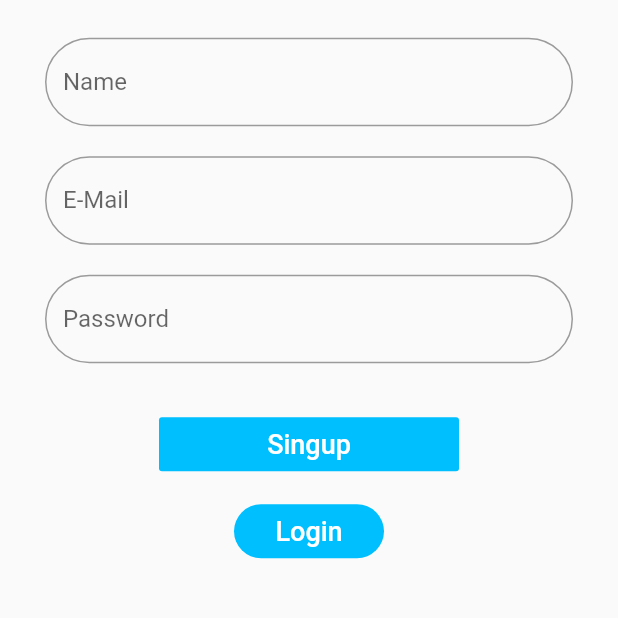
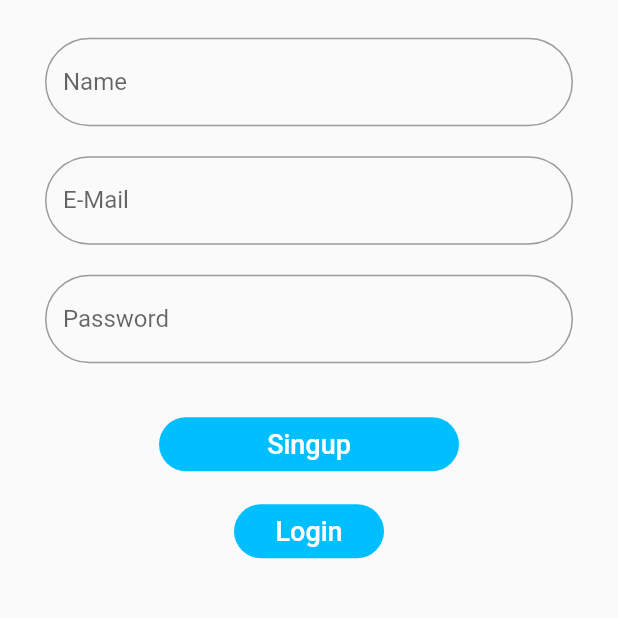
Before and after one commit to zafergurkan/anketuygulama, a Flutter app: the screen it shows after launch, after a tap on "Create Account", on a phone screen of 412 x 824 dp, the part 371-989 px from its top. Run offline on Flutter 3.47's test engine with Material 2 defaults, Android fonts, the phone set to English and light mode, and no system bars; our stand-ins replace cloud_firestore, firebase_auth; accounts and stored records are empty.

Commit message:
bug düzeltme

```diff
--- a/lib/screens/feed_scren.dart
+++ b/lib/screens/feed_scren.dart
@@ -18,6 +18,7 @@ class _FeedScrenState extends State<FeedScren> {
 
           onPressed: () => AuthService.logout(context),
           child: Text("Logout"),
+
         ),
 
       ),
--- a/lib/screens/login_screen.dart
+++ b/lib/screens/login_screen.dart
@@ -27,9 +27,10 @@ class _LoginScreenState extends State<LoginScreen> {
         child: Container(
           height: MediaQuery.of(context).size.height,
           child: Column(
-            mainAxisAlignment: MainAxisAlignment.center,
+            mainAxisAlignment: MainAxisAlignment.start,
             crossAxisAlignment: CrossAxisAlignment.center,
             children: <Widget>[
+              SizedBox(height: 40.0,),
               Text(
                 'PollApp',
                 style: TextStyle(
--- a/lib/screens/signup_screen.dart
+++ b/lib/screens/signup_screen.dart
@@ -100,6 +100,8 @@ class _SinupScreenState extends State<SinupScreen> {
                     Container(
                       width: 200.0,
                       child: FlatButton(
+                        shape: RoundedRectangleBorder(
+                            borderRadius: BorderRadius.circular(32.0)),
                         onPressed: _sumbit,
                         color: Color.fromRGBO(0, 191, 255, 50),
                         child: Text(
```
Also changed, not shown: lib/services/auth_service.dart (+13 -3 lines).
